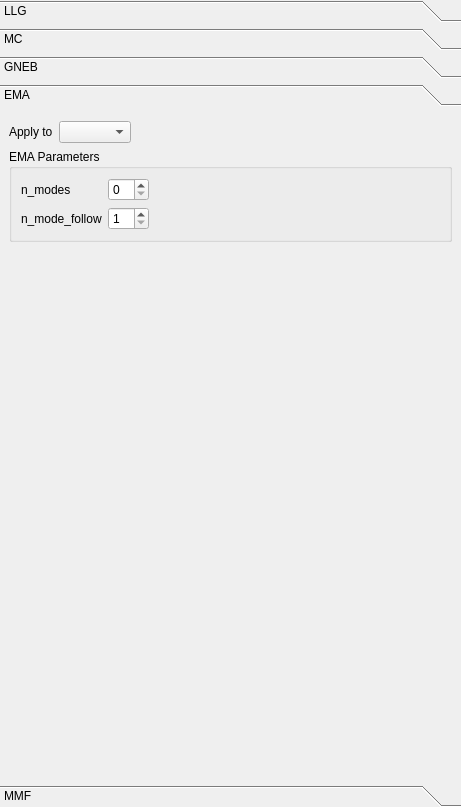
Above: ui-cpp/ui/ParametersWidget.ui from spirit-code/spirit before the change. Below: the same form after it.
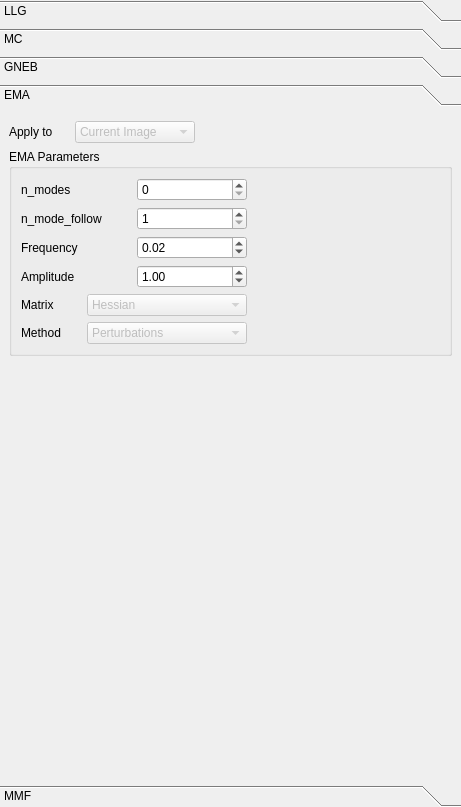
That is the form after the change.

Commit message: Added EMA parameters buttons in UI - frequency and amplitude connected to API - Matrix and Method disabled - Changed Qt headers include in ControlWidget

```diff
--- a/ui-cpp/ui/ParametersWidget.ui
+++ b/ui-cpp/ui/ParametersWidget.ui
@@ -90,8 +90,8 @@
            <rect>
             <x>0</x>
             <y>0</y>
-            <width>461</width>
-            <height>652</height>
+            <width>399</width>
+            <height>650</height>
            </rect>
           </property>
           <property name="sizePolicy">
@@ -729,8 +729,8 @@
            <rect>
             <x>0</x>
             <y>0</y>
-            <width>461</width>
-            <height>652</height>
+            <width>390</width>
+            <height>395</height>
            </rect>
           </property>
           <property name="sizePolicy">
@@ -1038,7 +1038,7 @@
            <rect>
             <x>0</x>
             <y>0</y>
-            <width>447</width>
+            <width>400</width>
             <height>653</height>
            </rect>
           </property>
@@ -1497,6 +1497,14 @@
           </layout>
          </widget>
          <widget class="QWidget" name="page_5">
+          <property name="geometry">
+           <rect>
+            <x>0</x>
+            <y>0</y>
+            <width>461</width>
+            <height>652</height>
+           </rect>
+          </property>
           <attribute name="label">
            <string>EMA</string>
           </attribute>
@@ -1505,6 +1513,12 @@
             <layout class="QGridLayout" name="gridLayout_19">
              <item row="1" column="1">
               <widget class="QLabel" name="label_9">
+               <property name="minimumSize">
+                <size>
+                 <width>60</width>
+                 <height>0</height>
+                </size>
+               </property>
                <property name="text">
                 <string>Apply to</string>
                </property>
@@ -1512,9 +1526,28 @@
              </item>
              <item row="1" column="2">
               <widget class="QComboBox" name="comboBox_EMA_ApplyTo">
+               <property name="enabled">
+                <bool>false</bool>
+               </property>
+               <property name="minimumSize">
+                <size>
+                 <width>120</width>
+                 <height>0</height>
+                </size>
+               </property>
                <property name="currentText">
-                <string/>
+                <string>Current Image</string>
                </property>
+               <item>
+                <property name="text">
+                 <string>Current Image</string>
+                </property>
+               </item>
+               <item>
+                <property name="text">
+                 <string>All Images</string>
+                </property>
+               </item>
               </widget>
              </item>
              <item row="1" column="3">
@@ -1538,20 +1571,89 @@
               <string>EMA Parameters</string>
              </property>
              <layout class="QGridLayout" name="gridLayout_22">
+              <item row="1" column="0">
+               <layout class="QGridLayout" name="gridLayout_17">
+                <item row="1" column="0">
+                 <widget class="QLabel" name="label_14">
+                  <property name="minimumSize">
+                   <size>
+                    <width>60</width>
+                    <height>0</height>
+                   </size>
+                  </property>
+                  <property name="text">
+                   <string>Matrix</string>
+                  </property>
+                 </widget>
+                </item>
+                <item row="3" column="0">
+                 <widget class="QLabel" name="label_15">
+                  <property name="minimumSize">
+                   <size>
+                    <width>60</width>
+                    <height>0</height>
+                   </size>
+                  </property>
+                  <property name="text">
+                   <string>Method</string>
+                  </property>
+                 </widget>
+                </item>
+                <item row="1" column="1">
+                 <widget class="QComboBox" name="comboBox">
+                  <property name="enabled">
+                   <bool>false</bool>
+                  </property>
+                  <property name="minimumSize">
+                   <size>
+                    <width>160</width>
+                    <height>0</height>
+                   </size>
+                  </property>
+                  <item>
+                   <property name="text">
+                    <string>Hessian</string>
+                   </property>
+                  </item>
+                  <item>
+                   <property name="text">
+                    <string>Dynamical Matrix</string>
+                   </property>
+                  </item>
+                 </widget>
+                </item>
+                <item row="3" column="1">
+                 <widget class="QComboBox" name="comboBox_2">
+                  <property name="enabled">
+                   <bool>false</bool>
+                  </property>
+                  <item>
+                   <property name="text">
+                    <string>Perturbations</string>
+                   </property>
+                  </item>
+                  <item>
+                   <property name="text">
+                    <string>Mode following</string>
+                   </property>
+                  </item>
+                 </widget>
+                </item>
+               </layout>
+              </item>
               <item row="0" column="0">
                <layout class="QGridLayout" name="gridLayout_21">
-                <item row="2" column="0">
-                 <widget class="QLabel" name="label_10">
-                  <property name="text">
-                   <string>n_modes</string>
-                  </property>
-                 </widget>
-                </item>
                 <item row="2" column="1">
                  <widget class="QSpinBox" name="spinBox_ema_n_modes"/>
                 </item>
                 <item row="3" column="0">
                  <widget class="QLabel" name="label_11">
+                  <property name="minimumSize">
+                   <size>
+                    <width>110</width>
+                    <height>0</height>
+                   </size>
+                  </property>
                   <property name="text">
                    <string>n_mode_follow</string>
                   </property>
@@ -1564,6 +1666,59 @@
                   </property>
                  </widget>
                 </item>
+                <item row="6" column="1">
+                 <widget class="QDoubleSpinBox" name="doubleSpinBox_ema_amplitude">
+                  <property name="minimum">
+                   <double>0.100000000000000</double>
+                  </property>
+                  <property name="maximum">
+                   <double>20.000000000000000</double>
+                  </property>
+                  <property name="singleStep">
+                   <double>0.100000000000000</double>
+                  </property>
+                  <property name="value">
+                   <double>1.000000000000000</double>
+                  </property>
+                 </widget>
+                </item>
+                <item row="5" column="0">
+                 <widget class="QLabel" name="label_12">
+                  <property name="text">
+                   <string>Frequency</string>
+                  </property>
+                 </widget>
+                </item>
+                <item row="6" column="0">
+                 <widget class="QLabel" name="label_13">
+                  <property name="text">
+                   <string>Amplitude</string>
+                  </property>
+                 </widget>
+                </item>
+                <item row="5" column="1">
+                 <widget class="QDoubleSpinBox" name="doubleSpinBox_ema_frequency">
+                  <property name="minimum">
+                   <double>0.010000000000000</double>
+                  </property>
+                  <property name="maximum">
+                   <double>1000.000000000000000</double>
+                  </property>
+                  <property name="singleStep">
+                   <double>0.010000000000000</double>
+                  </property>
+                  <property name="value">
+                   <double>0.020000000000000</double>
+                  </property>
+                 </widget>
+                </item>
+                <item row="2" column="0">
+                 <widget class="QLabel" name="label_10">
+                  <property name="text">
+                   <string>n_modes</string>
+                  </property>
+                 </widget>
+                </item>
                </layout>
               </item>
               <item row="0" column="1">
@@ -1582,7 +1737,7 @@
              </layout>
             </widget>
            </item>
-           <item row="2" column="1">
+           <item row="3" column="1">
             <spacer name="verticalSpacer_6">
              <property name="orientation">
               <enum>Qt::Vertical</enum>
@@ -1602,8 +1757,8 @@
            <rect>
             <x>0</x>
             <y>0</y>
-            <width>461</width>
-            <height>652</height>
+            <width>98</width>
+            <height>28</height>
            </rect>
           </property>
           <attribute name="label">
```
The commit also changes 3 other files.
